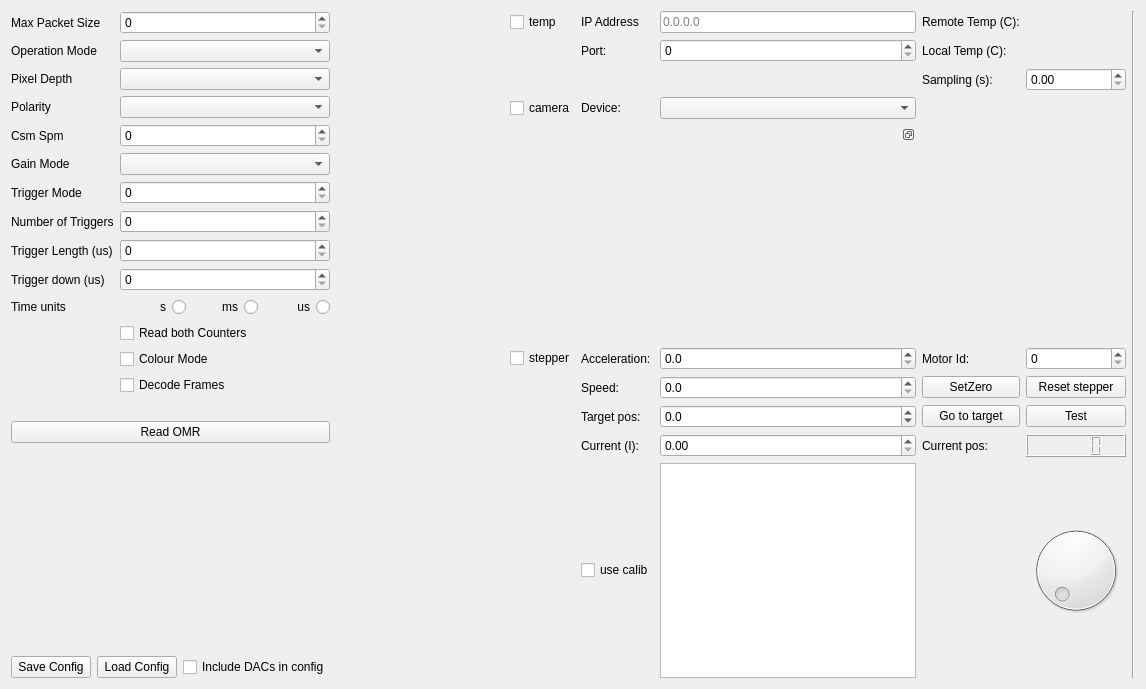
This is SpidrMpx3Eq/qcstmconfigmonitoring.ui in navrit/dexter as Qt 5 draws it before an edit. The edited form follows.
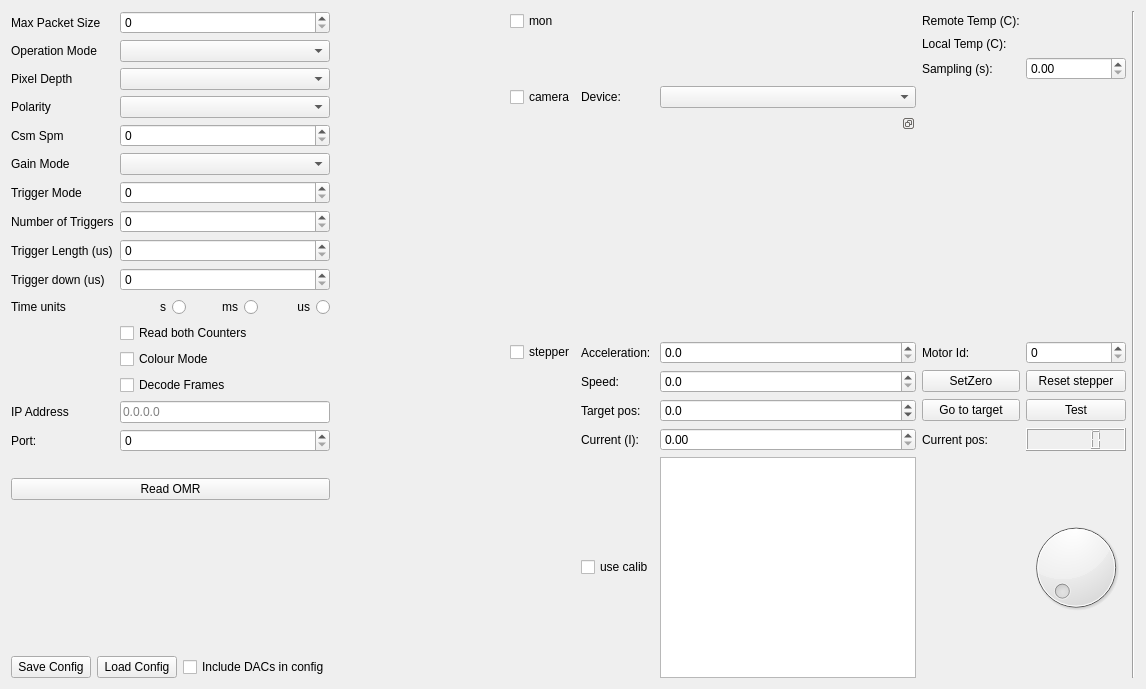
This is the edited form.

Patch:
```diff
--- a/SpidrMpx3Eq/qcstmconfigmonitoring.ui
+++ b/SpidrMpx3Eq/qcstmconfigmonitoring.ui
@@ -176,13 +176,6 @@
            </property>
           </widget>
          </item>
-         <item row="22" column="1">
-          <widget class="QCheckBox" name="decodeFramesCheckbox">
-           <property name="text">
-            <string>Decode Frames</string>
-           </property>
-          </widget>
-         </item>
          <item row="13" column="0">
           <widget class="QLabel" name="label_19">
            <property name="text">
@@ -227,6 +220,44 @@
          <item row="4" column="1">
           <widget class="QComboBox" name="pixelDepthComboBox"/>
          </item>
+         <item row="23" column="0">
+          <widget class="QLabel" name="label_11">
+           <property name="text">
+            <string>IP Address</string>
+           </property>
+          </widget>
+         </item>
+         <item row="21" column="1">
+          <widget class="QCheckBox" name="decodeFramesCheckbox">
+           <property name="text">
+            <string>Decode Frames</string>
+           </property>
+          </widget>
+         </item>
+         <item row="23" column="1">
+          <widget class="QLineEdit" name="ipLineEdit">
+           <property name="frame">
+            <bool>true</bool>
+           </property>
+           <property name="placeholderText">
+            <string>0.0.0.0</string>
+           </property>
+          </widget>
+         </item>
+         <item row="24" column="0">
+          <widget class="QLabel" name="label_12">
+           <property name="text">
+            <string>Port:</string>
+           </property>
+          </widget>
+         </item>
+         <item row="24" column="1">
+          <widget class="QSpinBox" name="portSpinner">
+           <property name="maximum">
+            <number>65535</number>
+           </property>
+          </widget>
+         </item>
         </layout>
        </item>
        <item>
@@ -326,21 +357,17 @@
        </item>
        <item row="0" column="0">
         <widget class="QCheckBox" name="tempReadingActivateCheckBox">
+         <property name="toolTip">
+          <string>SPIDR monitoring</string>
+         </property>
          <property name="text">
-          <string>temp</string>
+          <string>mon</string>
          </property>
         </widget>
        </item>
        <item row="3" column="5">
         <widget class="QDoubleSpinBox" name="samplingSpinner"/>
        </item>
-       <item row="1" column="1">
-        <widget class="QLabel" name="label_12">
-         <property name="text">
-          <string>Port:</string>
-         </property>
-        </widget>
-       </item>
        <item row="0" column="4">
         <widget class="QLabel" name="label_0">
          <property name="text">
@@ -348,13 +375,6 @@
          </property>
         </widget>
        </item>
-       <item row="0" column="1">
-        <widget class="QLabel" name="label_11">
-         <property name="text">
-          <string>IP Address</string>
-         </property>
-        </widget>
-       </item>
        <item row="0" column="5">
         <widget class="QLabel" name="remoteTempMeasLabel">
          <property name="text">
@@ -386,13 +406,6 @@
        <item row="8" column="5">
         <widget class="QSpinBox" name="motorIdSpinBox"/>
        </item>
-       <item row="1" column="3">
-        <widget class="QSpinBox" name="portSpinner">
-         <property name="maximum">
-          <number>65535</number>
-         </property>
-        </widget>
-       </item>
        <item row="9" column="5">
         <widget class="QPushButton" name="motorResetButton">
          <property name="text">
@@ -400,16 +413,6 @@
          </property>
         </widget>
        </item>
-       <item row="0" column="3">
-        <widget class="QLineEdit" name="ipLineEdit">
-         <property name="frame">
-          <bool>true</bool>
-         </property>
-         <property name="placeholderText">
-          <string>0.0.0.0</string>
-         </property>
-        </widget>
-       </item>
        <item row="12" column="5">
         <widget class="QDial" name="motorDial">
          <property name="maximum">
```
